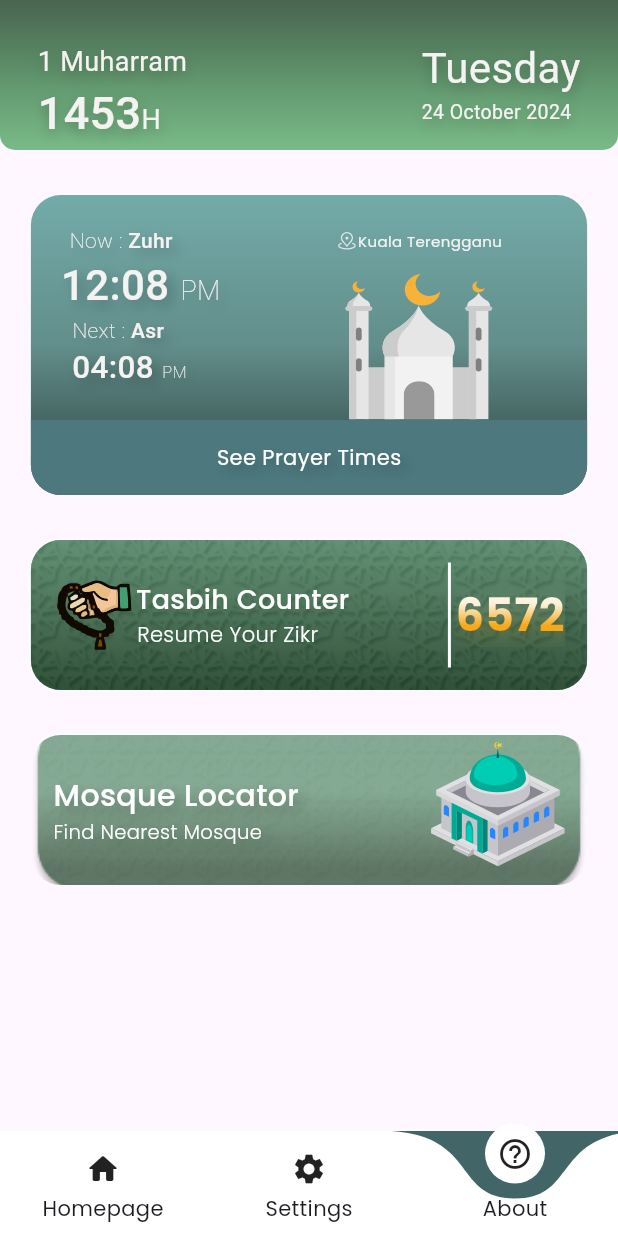
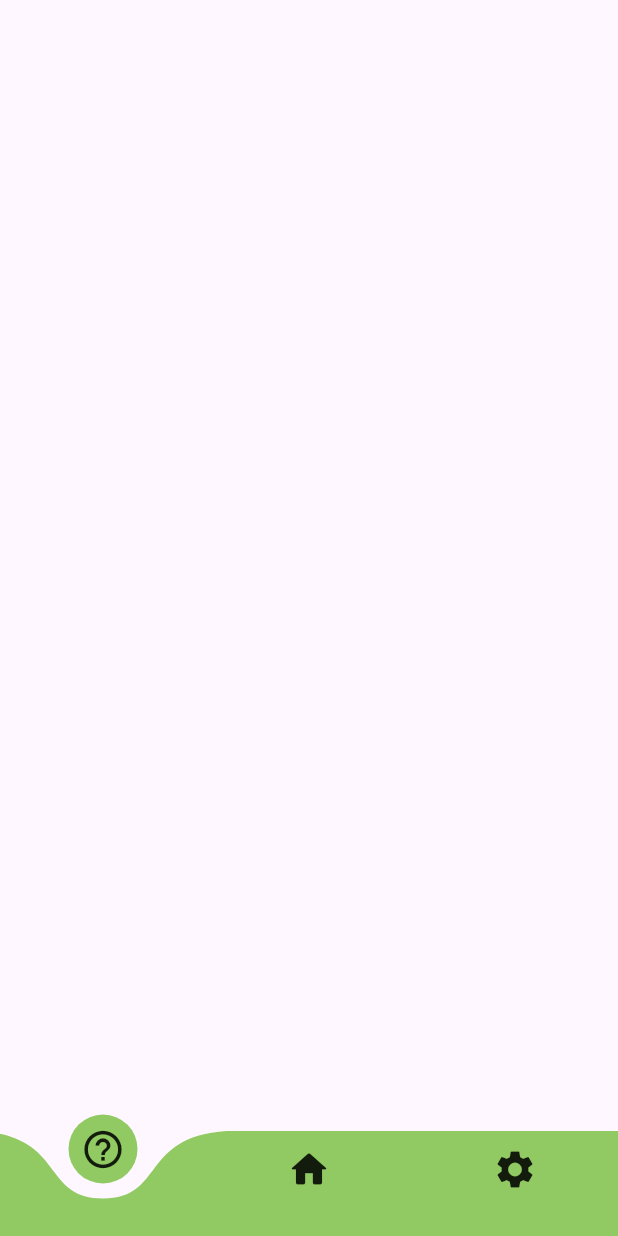
Before and after one commit to muazzzznabil/Muslim-Guider_flutter, a Flutter app: the screen it shows after launch, item 3 of the bottom bar chosen, on a phone screen of 412 x 824 dp. Run offline on Flutter 3.47's test engine with Material 3 defaults, Android fonts, the phone set to English and light mode, and no system bars; drawn by our look-alikes of curved_labeled_navigation_bar; our stand-ins replace flutter_svg.

Commit message:
test botNavBar.dart

```diff
--- a/lib/main.dart
+++ b/lib/main.dart
@@ -1,8 +1,10 @@
 import 'package:flutter/material.dart';
 import 'package:muslim_guider_v1/pages/HomePage.dart';
 import 'package:muslim_guider_v1/pages/TasbihRecords.dart';
+import 'package:muslim_guider_v1/pages/about.dart';
 import 'package:muslim_guider_v1/pages/mosqueLocator.dart';
 import 'package:muslim_guider_v1/pages/prayerTime.dart';
+import 'package:muslim_guider_v1/pages/setting.dart';
 import 'package:muslim_guider_v1/pages/tasbihCounter.dart';
 
 void main() {
@@ -25,6 +27,9 @@ class MyApp extends StatelessWidget {
         '/tasbihCounter':(context)=> tasbihCounter(),
         '/prayerTime':(context)=> prayerTime(),
         '/tasbihRecords':(context)=> tasbihRecords(),
+        '/about':(context) => aboutPage(),
+        '/setting':(context) => setting(),
+
 
       },
     );
--- a/lib/pages/HomePage.dart
+++ b/lib/pages/HomePage.dart
@@ -1,12 +1,11 @@
 import 'dart:ui';
 
-import 'package:curved_labeled_navigation_bar/curved_navigation_bar.dart';
-import 'package:curved_labeled_navigation_bar/curved_navigation_bar_item.dart';
+
 import 'package:flutter/material.dart';
 import 'package:flutter/widgets.dart';
 import 'package:flutter_svg/flutter_svg.dart';
 import 'package:flutter_svg/svg.dart';
-// import 'package:sizes/sizes_helpers.dart';
+import 'package:muslim_guider_v1/template/botNavBar.dart';
 
 class HomePage extends StatefulWidget {
   const HomePage({super.key});
@@ -16,7 +15,9 @@ class HomePage extends StatefulWidget {
 }
 
 class _HomePageState extends State<HomePage> {
+
   double widgetWidth() => MediaQuery.of(context).size.width * 0.9;
+
 
   @override
   Widget build(BuildContext context) {
@@ -40,25 +41,7 @@ class _HomePageState extends State<HomePage> {
           ),
         ],
       ),
-      bottomNavigationBar: CurvedNavigationBar(
-        backgroundColor: Color(0xff426567),
-        items: [
-          CurvedNavigationBarItem(
-              child: Icon(Icons.home_rounded),
-              label: 'Homepage'
-          ),
-          CurvedNavigationBarItem(
-              child: Icon(Icons.settings),
-              label: 'Settings'
-          ),
-          CurvedNavigationBarItem(
-              child: Icon(Icons.help_outline),
-              label: 'About'
-          )
-        ],
-        // onTap: (index),
-
-      ),
+      bottomNavigationBar: bottomNavigationBar(),
 
 
     );
--- /dev/null
+++ b/lib/pages/setting.dart
@@ -0,0 +1,15 @@
+import 'package:flutter/material.dart';
+import 'package:muslim_guider_v1/template/botNavBar.dart';
+
+class setting extends StatelessWidget {
+  const setting({super.key});
+
+  @override
+  Widget build(BuildContext context) {
+    return Scaffold(
+
+
+      bottomNavigationBar: bottomNavigationBar(),
+    );
+  }
+}
--- /dev/null
+++ b/lib/template/botNavBar.dart
@@ -0,0 +1,57 @@
+import 'package:curved_labeled_navigation_bar/curved_navigation_bar.dart';
+import 'package:curved_labeled_navigation_bar/curved_navigation_bar_item.dart';
+import 'package:flutter/material.dart';
+
+class bottomNavigationBar extends StatefulWidget {
+  const bottomNavigationBar({super.key});
+
+  @override
+  State<StatefulWidget> createState() => _bottomNavigationBar();
+}
+
+class _bottomNavigationBar extends State<bottomNavigationBar>{
+
+  int _page = 0;
+
+  @override
+  Widget build(BuildContext context) {
+    return  CurvedNavigationBar(
+        backgroundColor: Colors.transparent,
+        buttonBackgroundColor: Color(0xff91ca62),
+        color: Color(0xff91ca62),
+        animationDuration: const Duration(milliseconds: 230),
+        items:  [
+          CurvedNavigationBarItem(
+              child: Icon(Icons.help_outline,size: 30,),
+              // label: 'About'
+
+          ),
+
+          CurvedNavigationBarItem(
+              child: Icon(Icons.home_rounded,size: 30,),
+              // label: 'Homepage'
+          ),
+
+          CurvedNavigationBarItem(
+              child: Icon(Icons.settings,size: 30,),
+              // label: 'Settings'
+          ),
+        ],
+        onTap: (index){
+          setState(() {
+            _page = index;
+            if(_page == 0){
+              Navigator.pushNamed(context, '/about');
+            }else if(_page == 1){
+              Navigator.pushNamed(context, '/homepage');
+            }else if(_page == 2){
+              Navigator.pushNamed(context, '/setting');
+            }
+          });
+        },
+
+    );
+  }
+
+
+}
--- a/pubspec.yaml
+++ b/pubspec.yaml
@@ -89,7 +89,7 @@ flutter:
            weight: 500
          - asset: assets/fonts/Poppins-Regular.ttf
            weight: 400
-         - asset: assets/fonts/Poppins-Regular.ttf
+         - asset: assets/fonts/Poppins-semiBold.ttf
            weight: 600
 
   #
```
Also changed, not shown: lib/pages/about.dart (added, +15 -0 lines).
